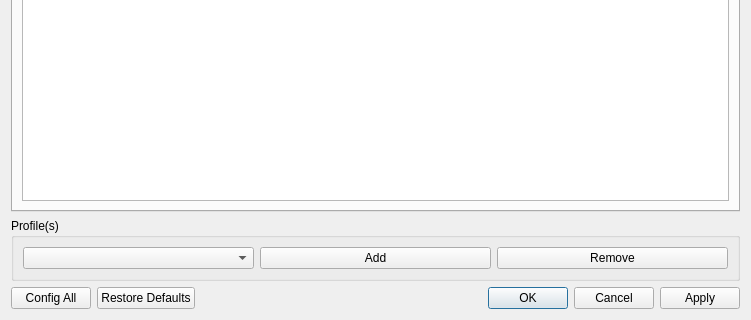
Before: the Qt Designer form Source/ui_qt/Qt_ui/controllerconfigdialog.ui in jpd002/Play-, drawn with Qt 5; both pictures show x 0 to 751 and y 319 to 639 of the 751 by 639 pixel window.
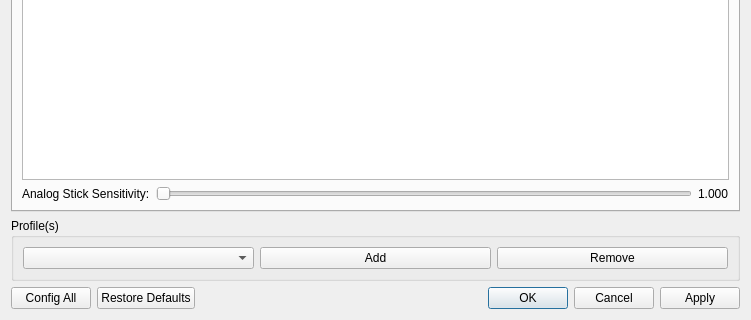
After: the same form once the commit is applied.

Commit message: Add analog sensitivity configuration.

Patch:
```diff
--- a/Source/ui_qt/Qt_ui/controllerconfigdialog.ui
+++ b/Source/ui_qt/Qt_ui/controllerconfigdialog.ui
@@ -56,6 +56,31 @@
        <string>Pad1</string>
       </attribute>
       <layout class="QGridLayout" name="gridLayout">
+       <item row="1" column="0">
+        <layout class="QHBoxLayout" name="horizontalLayout">
+         <item>
+          <widget class="QLabel" name="label_2">
+           <property name="text">
+            <string>Analog Stick Sensitivity:</string>
+           </property>
+          </widget>
+         </item>
+         <item>
+          <widget class="QSlider" name="pad1AnalogSensitivitySlider">
+           <property name="orientation">
+            <enum>Qt::Horizontal</enum>
+           </property>
+          </widget>
+         </item>
+         <item>
+          <widget class="QLabel" name="pad1AnalogSensitivityValueLabel">
+           <property name="text">
+            <string>1.000</string>
+           </property>
+          </widget>
+         </item>
+        </layout>
+       </item>
        <item row="0" column="0">
         <widget class="QTableView" name="pad1TableView"/>
        </item>
```
The commit also changes 4 other files.
